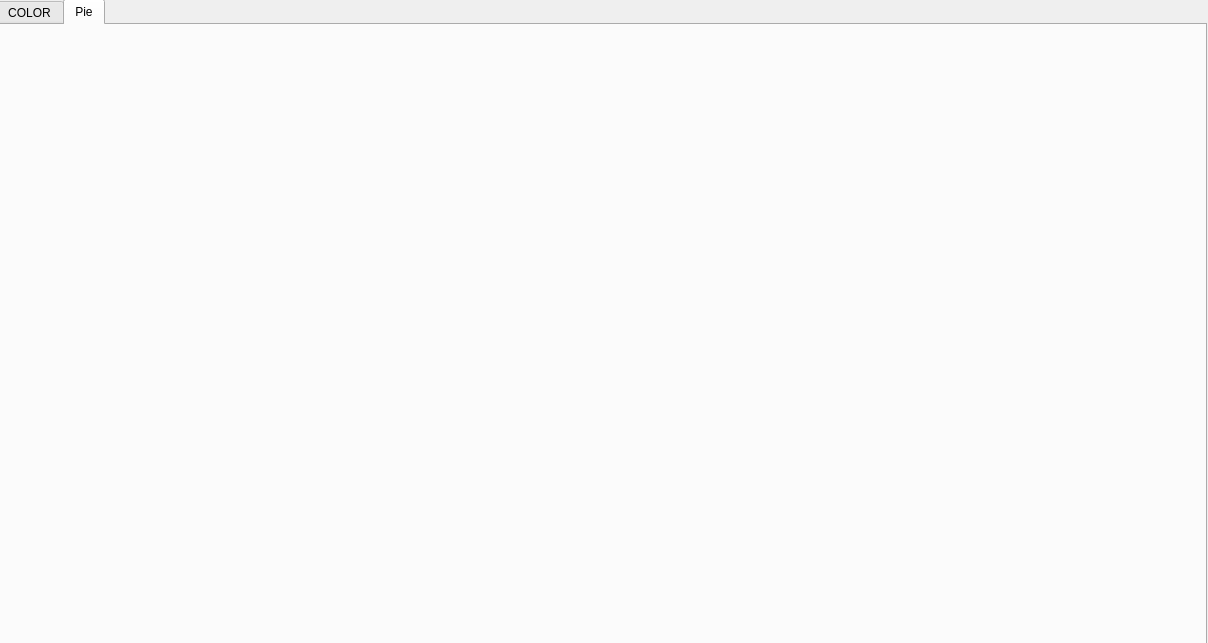
Above: data_interface.ui from Ckkk112138/Multimedia-Analytics before the change. Below: the same form after it.
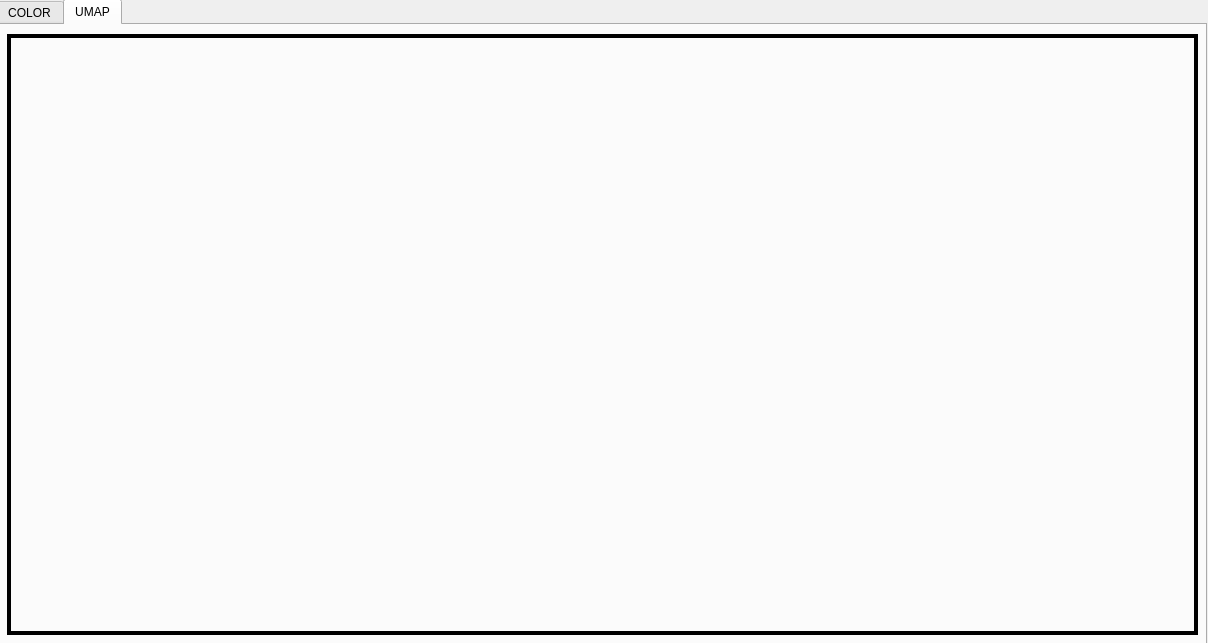
That is the form after the change. The open tabs and pages were chosen to show the change.

Commit message: Umap page added

Patch:
```diff
--- a/data_interface.ui
+++ b/data_interface.ui
@@ -81,8 +81,27 @@
     </widget>
     <widget class="QWidget" name="tab_2">
      <attribute name="title">
-      <string>Pie</string>
+      <string>UMAP</string>
      </attribute>
+     <widget class="QFrame" name="frame_3">
+      <property name="geometry">
+       <rect>
+        <x>9</x>
+        <y>9</y>
+        <width>1191</width>
+        <height>601</height>
+       </rect>
+      </property>
+      <property name="frameShape">
+       <enum>QFrame::Box</enum>
+      </property>
+      <property name="frameShadow">
+       <enum>QFrame::Plain</enum>
+      </property>
+      <property name="lineWidth">
+       <number>4</number>
+      </property>
+     </widget>
     </widget>
    </widget>
   </widget>
```
Left out of the diff: 2 changed lines with no effect on the pictures. The commit also changes 8 other files.
